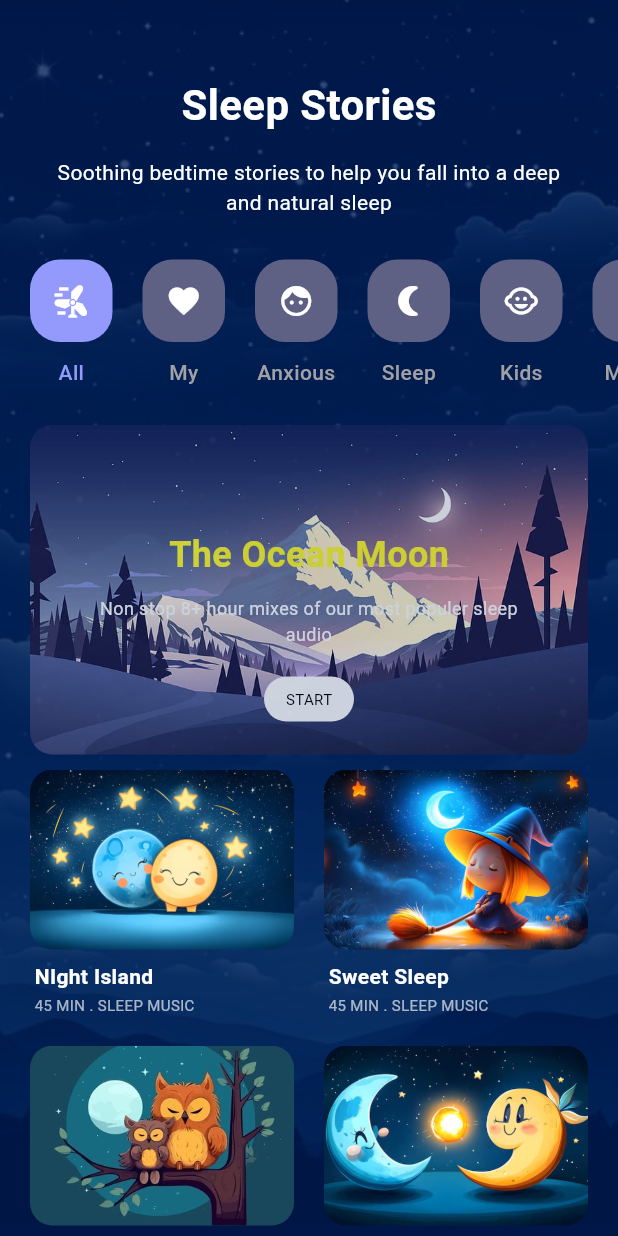
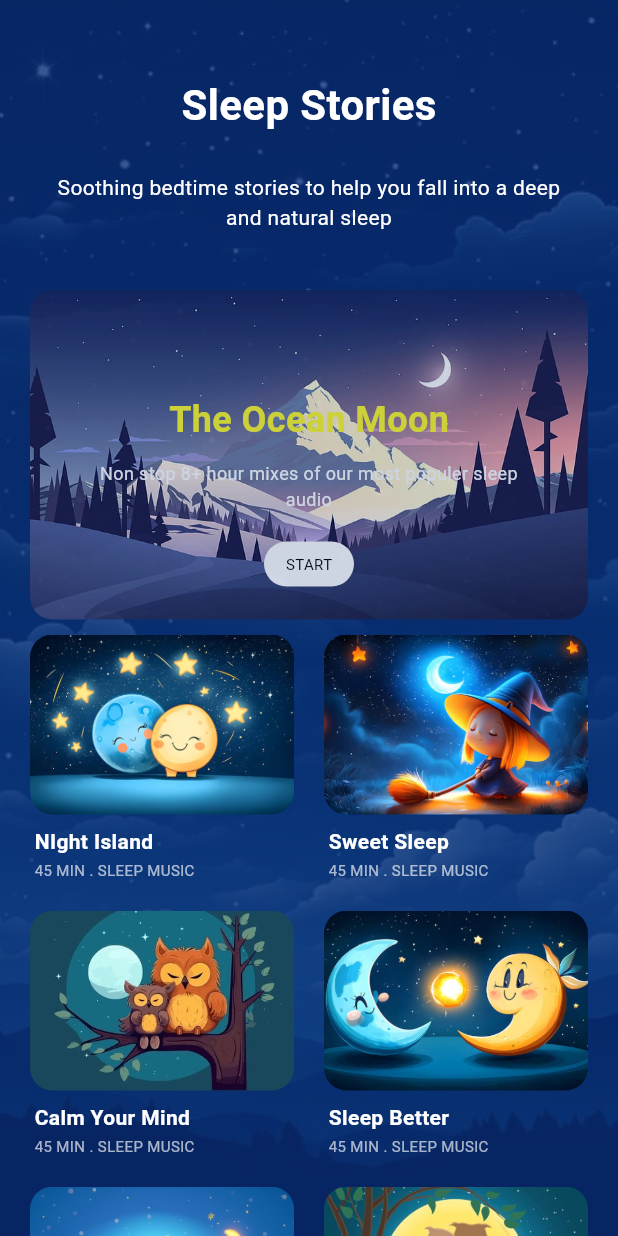
Before and after one commit to naduniAnjana/meditation_app, a Flutter app: the SleepPage screen opened directly, on a phone screen of 412 x 824 dp. Run offline on Flutter 3.47's test engine with Material 3 defaults, Android fonts, the phone set to English and light mode, and no system bars; our stand-ins replace cloud_firestore, firebase_auth, firebase_core, flutter_tts, get, google_sign_in and 5 more; missing offline and left inert: record; accounts and stored records are empty.

```diff
--- a/silentmoon/lib/app/configs/theme.dart
+++ b/silentmoon/lib/app/configs/theme.dart
@@ -1,7 +1,7 @@
 import 'dart:ui';
 
 class ThemeConfigs {
-  static const color1 = Color(0xFF001C54);
+  static const color1 = Color(0xFF08296D);
   static const color2 = Color(0xFFFFFFFF);
   static const color3 = Color(0xFF939AFB);
   static const color4 = Color(0x8F000000);
--- a/silentmoon/lib/helpers/audio_helper.dart
+++ b/silentmoon/lib/helpers/audio_helper.dart
@@ -5,7 +5,7 @@ class AudioController extends GetxController {
   final AudioPlayer player = AudioPlayer();
 
   var isPlaying = false.obs;
-  var volume = 0.3.obs;
+  var volume = 0.2.obs;
 
   @override
   void onInit() {
--- a/silentmoon/lib/pages/home_tabs/sleep_page.dart
+++ b/silentmoon/lib/pages/home_tabs/sleep_page.dart
@@ -48,7 +48,7 @@ class _SleepPageState extends State<SleepPage> {
   @override
   Widget build(BuildContext context) {
     return Scaffold(
-      backgroundColor: const Color(0xFF001C54),
+      backgroundColor: const Color(0xFF092E77),
       body: Stack(
         children: [
           Opacity(
@@ -80,7 +80,7 @@ class _SleepPageState extends State<SleepPage> {
                 ),
               ),
 
-              const SizedBox(height: 15),
+              const SizedBox(height: 25),
 
               // Description
               Padding(
@@ -95,67 +95,67 @@ class _SleepPageState extends State<SleepPage> {
               const SizedBox(height: 18),
 
               // Menu Bar
-              SizedBox(
-                height: 100,
-                width: double.infinity,
-                child: ListView.builder(
-                  scrollDirection: Axis.horizontal,
-                  itemCount: menuItems.length,
-                  itemBuilder: (context, index) {
-                    bool isSelected = selectedIndex == index;
+              // SizedBox(
+              //   height: 100,
+              //   width: double.infinity,
+              //   child: ListView.builder(
+              //     scrollDirection: Axis.horizontal,
+              //     itemCount: menuItems.length,
+              //     itemBuilder: (context, index) {
+              //       bool isSelected = selectedIndex == index;
 
-                    return GestureDetector(
-                      onTap: () {
-                        setState(() {
-                          selectedIndex = index;
-                        });
-                      },
-                      child: Padding(
-                        padding: const EdgeInsets.only(left: 20),
-                        child: Column(
-                          children: [
-                            // Icon Container
-                            Container(
-                              margin: const EdgeInsets.symmetric(vertical: 10),
-                              width: 55,
-                              height: 55,
-                              decoration: BoxDecoration(
-                                color:
-                                    isSelected
-                                        ? ThemeConfigs.color3
-                                        : ThemeConfigs.color25,
-                                borderRadius: BorderRadius.circular(20),
-                              ),
-                              child: Center(
-                                child: Padding(
-                                  padding: EdgeInsets.symmetric(vertical: 10),
-                                  child: Icon(
-                                    menuItems[index]["icon"],
-                                    color: ThemeConfigs.color2,
-                                  ),
-                                ),
-                              ),
-                            ),
+              //       return GestureDetector(
+              //         onTap: () {
+              //           setState(() {
+              //             selectedIndex = index;
+              //           });
+              //         },
+              //         child: Padding(
+              //           padding: const EdgeInsets.only(left: 20),
+              //           child: Column(
+              //             children: [
+              //               // Icon Container
+              //               Container(
+              //                 margin: const EdgeInsets.symmetric(vertical: 10),
+              //                 width: 55,
+              //                 height: 55,
+              //                 decoration: BoxDecoration(
+              //                   color:
+              //                       isSelected
+              //                           ? ThemeConfigs.color3
+              //                           : ThemeConfigs.color25,
+              //                   borderRadius: BorderRadius.circular(20),
+              //                 ),
+              //                 child: Center(
+              //                   child: Padding(
+              //                     padding: EdgeInsets.symmetric(vertical: 10),
+              //                     child: Icon(
+              //                       menuItems[index]["icon"],
+              //                       color: ThemeConfigs.color2,
+              //                     ),
+              //                   ),
+              //                 ),
+              //               ),
 
-                            // Text Label
-                            Text(
-                              menuItems[index]["label"],
-                              style: TextStyle(
-                                fontSize: 14,
-                                fontWeight: FontWeight.w500,
-                                color:
-                                    isSelected
-                                        ? ThemeConfigs.color3
-                                        : ThemeConfigs.color21,
-                              ),
-                            ),
-                          ],
-                        ),
-                      ),
-                    );
-                  },
-                ),
-              ),
+              //               // Text Label
+              //               Text(
+              //                 menuItems[index]["label"],
+              //                 style: TextStyle(
+              //                   fontSize: 14,
+              //                   fontWeight: FontWeight.w500,
+              //                   color:
+              //                       isSelected
+              //                           ? ThemeConfigs.color3
+              //                           : ThemeConfigs.color21,
+              //                 ),
+              //               ),
+              //             ],
+              //           ),
+              //         ),
+              //       );
+              //     },
+              //   ),
+              // ),
 
               // Ocean Moon Container
               Padding(
@@ -235,11 +235,12 @@ class _SleepPageState extends State<SleepPage> {
               const SizedBox(height: 10),
 
               // Two-Column Grid of Containers
-              Expanded(
+              Flexible(
                 child: Padding(
                   padding: const EdgeInsets.symmetric(horizontal: 20),
                   child: MasonryGridView.builder(
                     physics: const ClampingScrollPhysics(),
+                    shrinkWrap: true,
                     gridDelegate:
                         const SliverSimpleGridDelegateWithFixedCrossAxisCount(
                           crossAxisCount: 2,
--- a/silentmoon/lib/pages/introduction_page.dart
+++ b/silentmoon/lib/pages/introduction_page.dart
@@ -2,7 +2,6 @@ import 'package:flutter/material.dart';
 import 'package:silentmoon/app/configs/theme.dart';
 import 'package:silentmoon/pages/login_page.dart';
 import 'package:silentmoon/pages/signup_page.dart';
-import 'package:silentmoon/pages/user_welcome_page.dart';
 
 class IntroductionPage extends StatefulWidget {
   const IntroductionPage({super.key});
```
Also changed, not shown: silentmoon/lib/pages/home_tabs/music_page.dart (+66 -66 lines), silentmoon/lib/pages/music/meditation.dart (+6 -3 lines).
